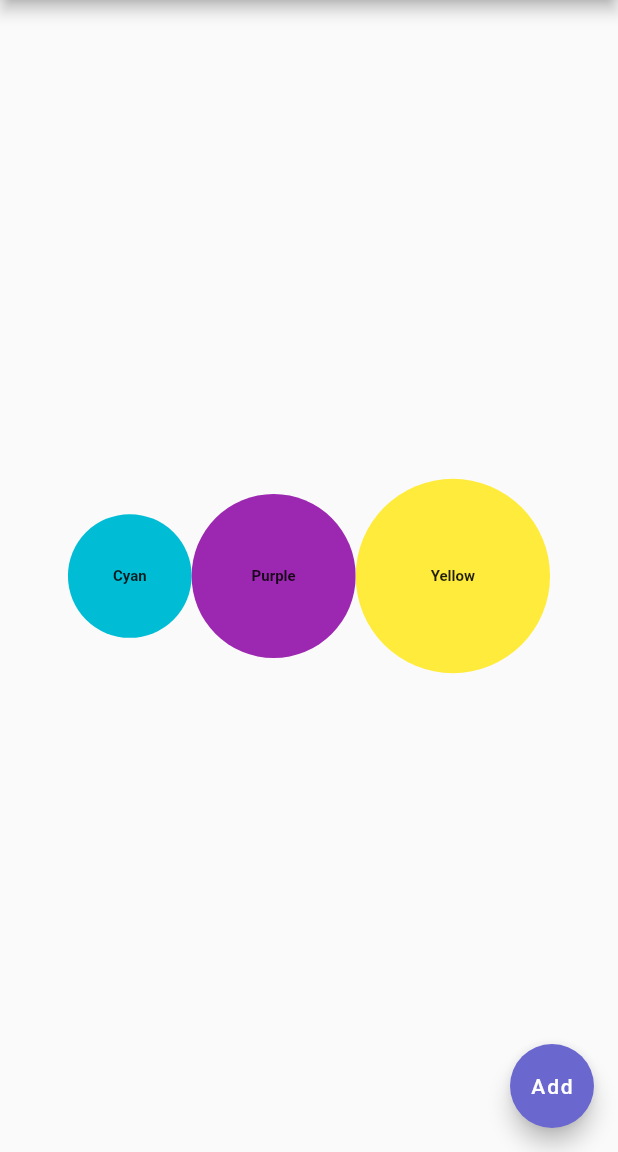
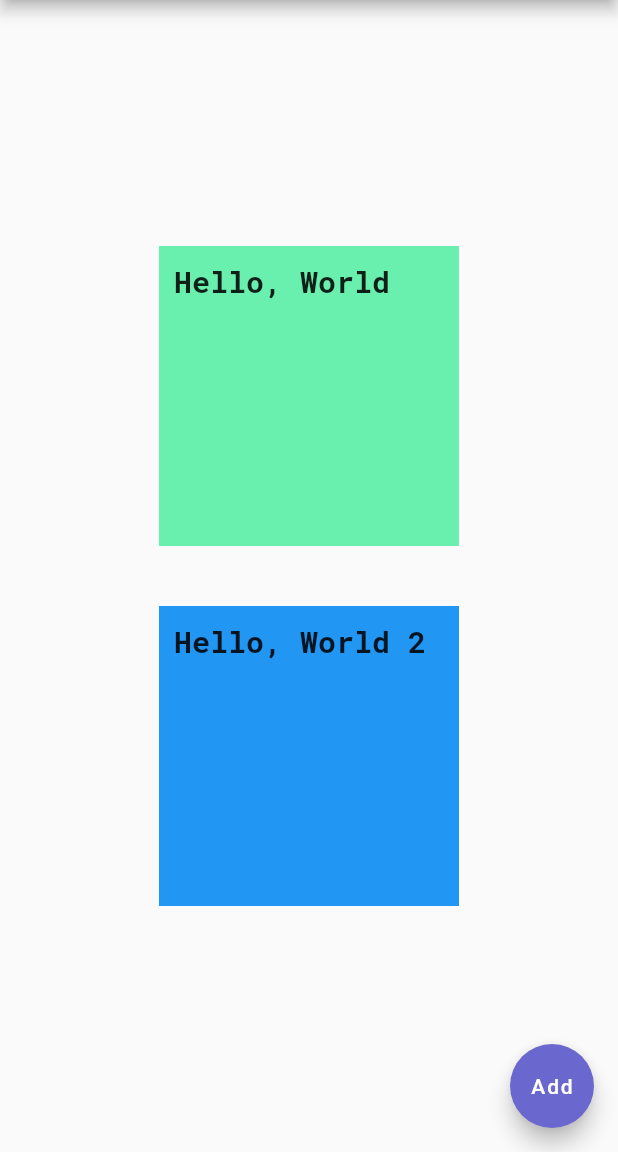
Before and after one commit to AbdullohBahromjonov/Flutter-tutorial, a Flutter app: the screen it shows after launch, on a phone screen of 412 x 824 dp, the part 84-1236 px from its top. Run offline on Flutter 3.47's test engine with Material 2 defaults, Android fonts, the phone set to English and light mode, and no system bars.

Commit message:
SizedBox Widget

```diff
--- a/lib/main.dart
+++ b/lib/main.dart
@@ -1,15 +1,14 @@
 import 'package:flutter/material.dart';
-import 'package:flutter_svg/flutter_svg.dart';
-import 'package:flutter_tutorial/custom_icon.dart';
 
-const purple1 = const Color.fromRGBO(106, 103, 206, 1);
-const yellowAccent = const Color.fromRGBO(238, 243, 210, 1);
+const purple1 = Color.fromRGBO(106, 103, 206, 1);
+const yellowAccent = Color.fromRGBO(238, 243, 210, 1);
 
 void main() {
   runApp(FlutterTutorialApp());
 }
 
 class FlutterTutorialApp extends StatelessWidget {
+
   @override
   Widget build(BuildContext context) {
     return MaterialApp(
@@ -20,15 +19,19 @@ class FlutterTutorialApp extends StatelessWidget {
           centerTitle: true,
           backgroundColor: purple1,
         ),
-        body: Row (
-          mainAxisAlignment: MainAxisAlignment.center,
-          crossAxisAlignment: CrossAxisAlignment.baseline,
-          textBaseline: TextBaseline.ideographic,
-          children: const [
-            CustomContainer(30, "Cyan", 10, Colors.cyan),
-            CustomContainer(40, "Purple", 10, Colors.purple),
-            CustomContainer(50, "Yellow", 10, Colors.yellow),
-          ],
+        body: Center(
+          child: Column(
+            mainAxisAlignment: MainAxisAlignment.center,
+            children: const [
+              CustomContainer("Hello, World", 20, Colors.greenAccent),
+
+              SizedBox(
+                height: 40,
+              ),
+
+              CustomContainer("Hello, World 2", 20, Colors.blue),
+            ],
+          ),
         ),
         floatingActionButton: const FloatingActionButton(
             onPressed: null,
@@ -41,29 +44,31 @@ class FlutterTutorialApp extends StatelessWidget {
 }
 
 class CustomContainer extends StatelessWidget{
-  final double paddingNumber;
   final String textString;
   final double textSize;
   final Color containerColor;
 
-  const CustomContainer(this.paddingNumber, this.textString, this.textSize, this.containerColor);
+  const CustomContainer(this.textString, this.textSize, this.containerColor,);
 
   @override
   Widget build(BuildContext context) {
-    return Container(
-      child: Center(
-        child: Text(textString,
+    return SizedBox.fromSize(
+      size: const Size(200, 200),
+      child: Container(
+        child: Text(
+          textString,
           style: TextStyle(
+            fontSize: textSize,
             fontWeight: FontWeight.bold,
-            fontSize: textSize,
+            fontFamily: "RobotoMono"
           ),
         ),
+        padding: const EdgeInsets.all(10.0),
+        decoration: BoxDecoration(
+          color: containerColor,
+        ),
       ),
-      padding: EdgeInsets.all(paddingNumber),
-      decoration: BoxDecoration(
-        color: containerColor,
-        shape: BoxShape.circle,
-      ),
+      //padding: const EdgeInsets.all(20),
     );
   }
 }
```
